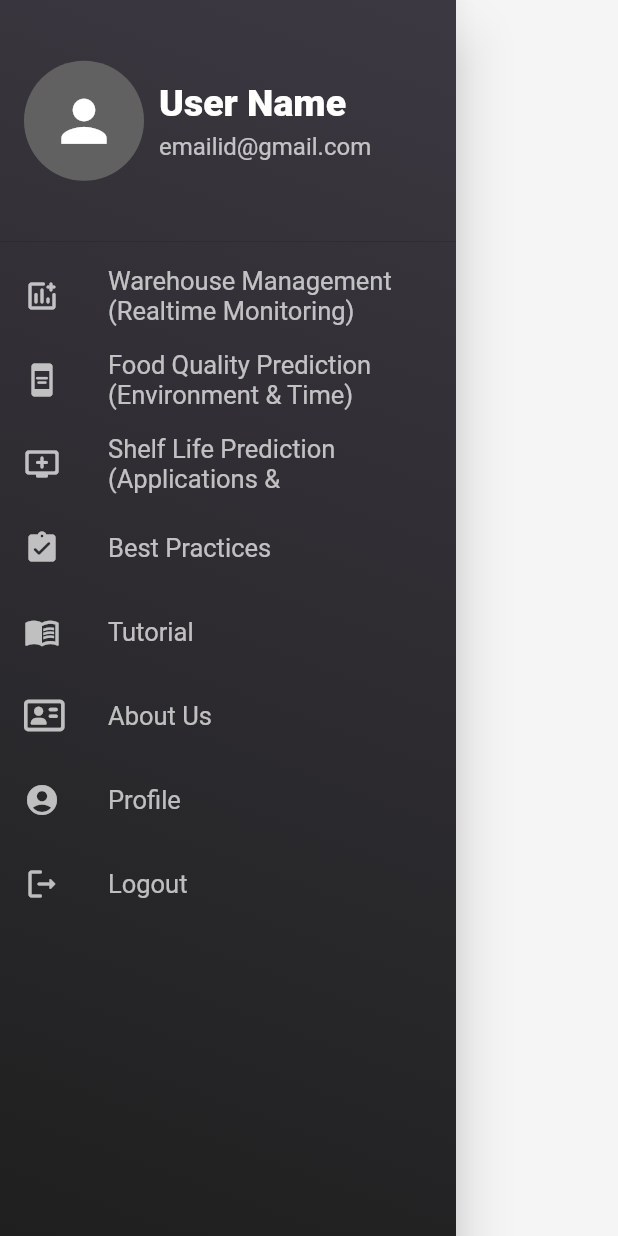
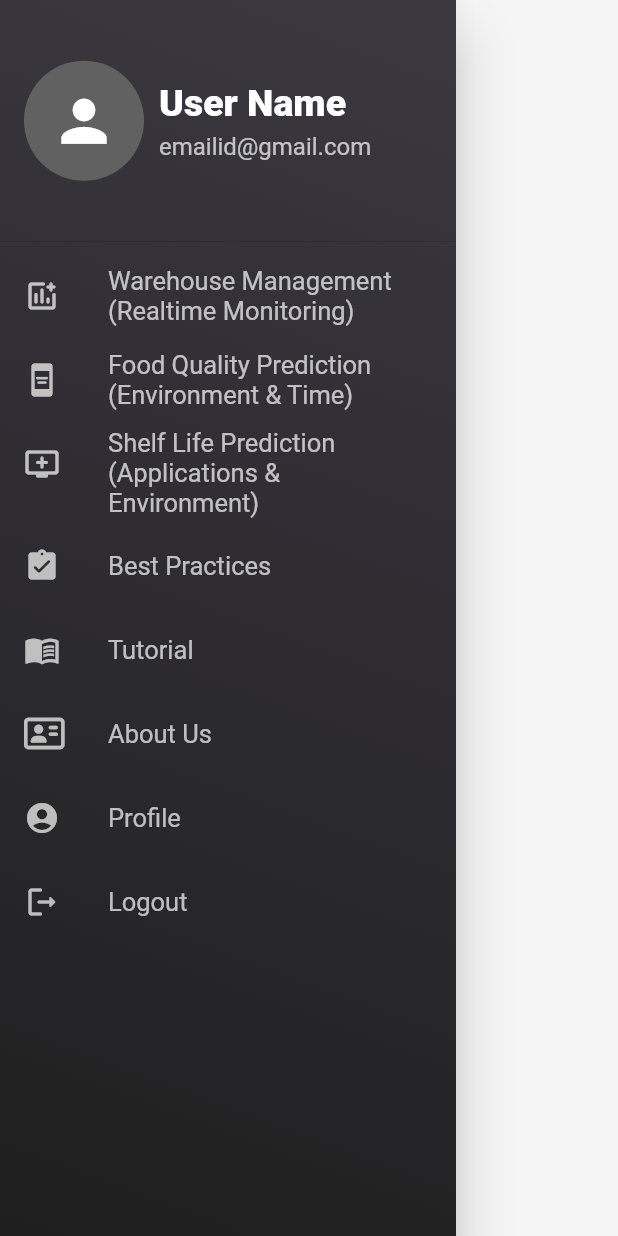
Before and after one commit to Pulak2001-cmd/TCS-Mobile-App, a Flutter app: the SideDrawer widget shown alone on an empty page, opened directly, on a phone screen of 412 x 824 dp. Run offline on Flutter 3.47's test engine with Material 2 defaults, Android fonts, the phone set to English and light mode, and no system bars; our stand-ins replace carousel_slider, chewie, cloud_firestore, email_validator, firebase_auth, firebase_core and 15 more; missing offline and left inert: dart:ffi, excel, firebase_auth_web, firebase_core_web, image_picker_for_web, scidart; accounts and stored records are empty.

Commit message:
removed maxlines from drawer widget

```diff
--- a/lib/main.dart
+++ b/lib/main.dart
@@ -5,7 +5,6 @@ import 'package:flutter_login_ui/pages/splash_screen.dart';
 import 'package:flutter_login_ui/providers/alert_provider.dart';
 import 'package:flutter_login_ui/providers/current_dashboard_provider.dart';
 import 'package:flutter_login_ui/providers/quality_of_lots_hardcoded_provider.dart';
-// import 'package:flutter_login_ui/providers/delete_this_useless_provider.dart';
 import 'package:flutter_login_ui/providers/crop_list_provider.dart';
 import 'package:flutter_login_ui/providers/user_provider.dart';
 import 'package:flutter_login_ui/services/auth.dart';
--- a/lib/widgets/drawer_widget.dart
+++ b/lib/widgets/drawer_widget.dart
@@ -217,8 +217,7 @@ class SideDrawer extends StatelessWidget {
               ),
               title: Text(
                 // 'Manage your stock',
-                '''Shelf Life Prediction \n(Applications & Environment)''',
-                maxLines: 2,
+                'Shelf Life Prediction \n(Applications & Environment)',
                 style: TextStyle(
                   fontSize: _drawerFontSize,
                   color: Colors.white70,
```
